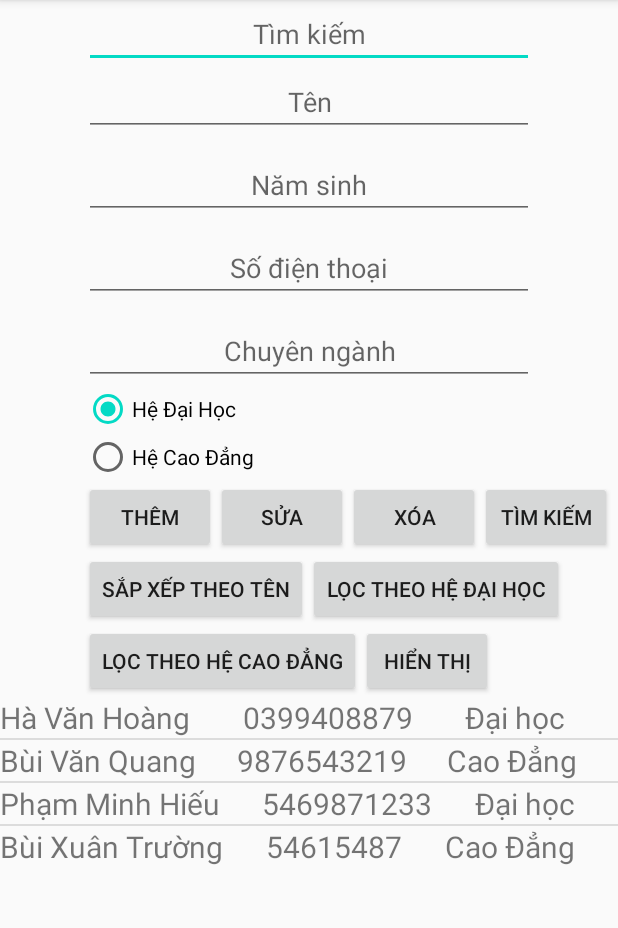
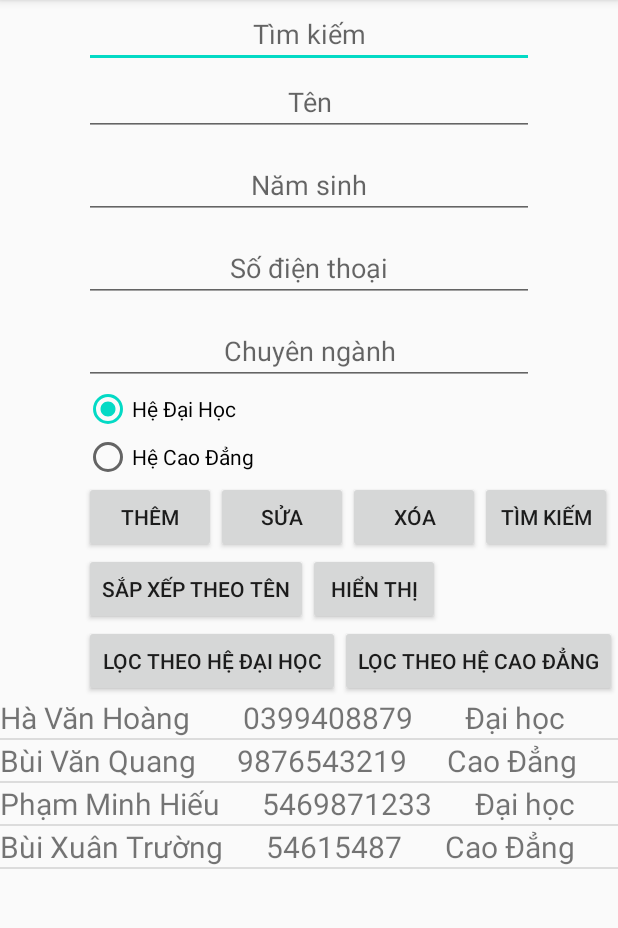
Before and after one commit to hahoang10011999/JavaCore, an Android app: the screen it shows after launch (MainActivity), after a tap on "HIỂN THỊ", on a phone screen of 412 x 824 dp, the part 84-1012 px from its top. Run offline under Robolectric (Android 15) with nearby library versions, the phone set to English and light mode, and no system bars; 2 other taps on this screen came first.

Commit message:
sortByName
sortByName

```diff
--- a/app/src/main/java/com/example/javacore/MainActivity.kt
+++ b/app/src/main/java/com/example/javacore/MainActivity.kt
@@ -91,6 +91,7 @@ class MainActivity : AppCompatActivity() {
             Display(tableStudent)
         }
         btn_Display.setOnClickListener {
+            listToSort = students
             Display(students)
         }
     }
--- a/app/src/main/res/layout/activity_main.xml
+++ b/app/src/main/res/layout/activity_main.xml
@@ -5,7 +5,9 @@
     android:layout_width="match_parent"
     android:layout_height="match_parent"
     tools:context=".MainActivity">
-
+    <ScrollView
+        android:layout_width="match_parent"
+        android:layout_height="match_parent">
         <androidx.constraintlayout.widget.ConstraintLayout
             android:layout_width="match_parent"
             android:layout_height="match_parent">
@@ -107,33 +109,34 @@
                 android:text="Sắp xếp theo tên"
                 app:layout_constraintLeft_toLeftOf="@+id/btn_Add"
                 app:layout_constraintTop_toBottomOf="@+id/btn_Add" />
+
+            <Button
+                android:id="@+id/btn_Display"
+                android:layout_width="wrap_content"
+                android:layout_height="wrap_content"
+                app:layout_constraintLeft_toRightOf="@+id/btn_SortByName"
+                app:layout_constraintTop_toBottomOf="@+id/btn_Add"
+                android:text="Hiển thị"/>
             <Button
                 android:id="@+id/btn_FilterUniversity"
                 android:layout_width="wrap_content"
                 android:layout_height="wrap_content"
-                app:layout_constraintLeft_toRightOf="@+id/btn_SortByName"
-                app:layout_constraintTop_toBottomOf="@+id/btn_Add"
+                app:layout_constraintLeft_toLeftOf="@+id/btn_Add"
+                app:layout_constraintTop_toBottomOf="@+id/btn_SortByName"
                 android:text="Lọc theo hệ Đại học"/>
             <Button
                 android:id="@+id/btn_FilterCollege"
                 android:layout_width="wrap_content"
                 android:layout_height="wrap_content"
-                app:layout_constraintLeft_toLeftOf="@+id/btn_Add"
+                app:layout_constraintLeft_toRightOf="@+id/btn_FilterUniversity"
                 app:layout_constraintTop_toBottomOf="@+id/btn_SortByName"
-                android:text="Lọc theo hệ Cao đẳng"/>
-            <Button
-                android:id="@+id/btn_Display"
-                android:layout_width="wrap_content"
-                android:layout_height="wrap_content"
-                app:layout_constraintLeft_toRightOf="@+id/btn_FilterCollege"
-                app:layout_constraintTop_toBottomOf="@+id/btn_SortByName"
-                android:text="Hiển thị"/>
+                android:text="Lọc theo hệ Cao Đẳng"/>
             <ListView
                 android:id="@+id/lv_Student"
                 android:layout_width="match_parent"
-                android:layout_height="wrap_content"
-                app:layout_constraintLeft_toLeftOf="@+id/btn_SortByName"
+                android:layout_height="260dp"
+                app:layout_constraintLeft_toLeftOf="@+id/btn_FilterCollege"
                 app:layout_constraintTop_toBottomOf="@+id/btn_FilterCollege"/>
         </androidx.constraintlayout.widget.ConstraintLayout>
-
+    </ScrollView>
 </RelativeLayout>
```
